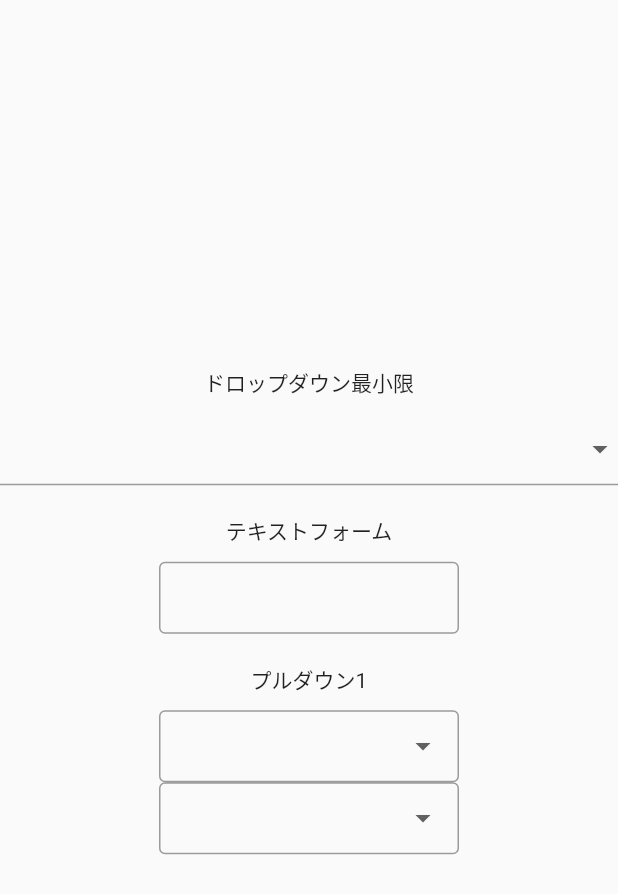
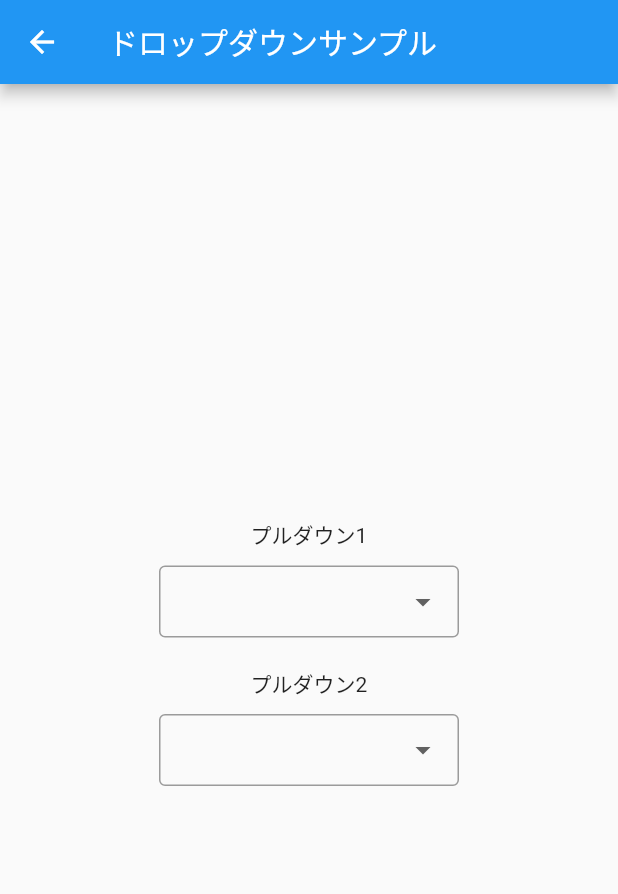
Before and after one commit to beeeyan/flutter_app_sample, a Flutter app: the screen it shows after launch, item 3 of the bottom bar chosen, after a tap on "ドロップダウンサンプル", on a phone screen of 412 x 824 dp. Shown: the top 894 px of the screen. Run offline on Flutter 3.47's test engine with Material 2 defaults, Android fonts, the light colour scheme and no system bars; our stand-ins replace connectivity_plus, dio, flutter_hooks, freezed_annotation, gap, go_router and 3 more; network calls fail.

Commit message:
サンプルを二つのページにわけた

```diff
--- a/lib/feature/drop_down/presentation/drop_down_page.dart
+++ b/lib/feature/drop_down/presentation/drop_down_form_field_page.dart
@@ -4,11 +4,12 @@ import 'package:flutter_app_sample/feature/drop_down/models/item.dart';
 import 'package:gap/gap.dart';
 
 import '../../../util/dropdown_item.dart';
+import '../sample_data.dart';
 
-class DropdownPage extends StatelessWidget {
-  const DropdownPage({super.key});
+class DropdownFromFieldPage extends StatelessWidget {
+  const DropdownFromFieldPage({super.key});
 
-  static const path = 'dropdown';
+  static const path = 'dropdownformfield';
 
   @override
   Widget build(BuildContext context) {
@@ -20,43 +21,14 @@ class DropdownPage extends StatelessWidget {
       },
     ).toList();
     return Scaffold(
+      appBar: AppBar(
+        title: const Text('ドロップダウンサンプル'),
+      ),
       body: Center(
         child: SingleChildScrollView(
           child: Column(
             mainAxisAlignment: MainAxisAlignment.center,
             children: <Widget>[
-              const Text(
-                'ドロップダウン最小限',
-              ),
-              const Gap(10),
-              DropdownButtonFormField(
-                items: itemList
-                    .map(
-                      (item) => DropdownMenuItem(
-                        value: item,
-                        child: Text(
-                          item.name,
-                        ),
-                      ),
-                    )
-                    .toList(),
-                onChanged: (value) => print(value),
-              ),
-              const Gap(20),
-              const Text(
-                'テキストフォーム',
-              ),
-              const Gap(10),
-              SizedBox(
-                width: 200,
-                child: TextFormField(
-                  decoration: const InputDecoration(
-                    contentPadding: EdgeInsets.symmetric(horizontal: 10),
-                    border: OutlineInputBorder(),
-                  ),
-                ),
-              ),
-              const Gap(20),
               const Text(
                 'プルダウン1',
               ),
@@ -82,6 +54,11 @@ class DropdownPage extends StatelessWidget {
                   onChanged: (value) => print(value),
                 ),
               ),
+              const Gap(20),
+              const Text(
+                'プルダウン2',
+              ),
+              const Gap(10),
               CustomDropdownButtonFormField(
                 itemList: itemList2,
                 onChanged: (value) {
@@ -99,9 +76,3 @@ class DropdownPage extends StatelessWidget {
     );
   }
 }
-
-final items = <Map<String, dynamic>>[
-  {'id': 1, 'name': '椅子', 'description': '座るためのもの'},
-  {'id': 2, 'name': 'テーブル', 'description': '食事を置くためのもの'},
-  {'id': 3, 'name': 'ベッド', 'description': '寝るためのもの'},
-];
--- /dev/null
+++ b/lib/feature/drop_down/sample_data.dart
@@ -0,0 +1,5 @@
+final items = <Map<String, dynamic>>[
+  {'id': 1, 'name': '椅子', 'description': '座るためのもの'},
+  {'id': 2, 'name': 'テーブル', 'description': '食事を置くためのもの'},
+  {'id': 3, 'name': 'ベッド', 'description': '寝るためのもの'},
+];
--- a/lib/sample_list.dart
+++ b/lib/sample_list.dart
@@ -1,7 +1,9 @@
 import 'package:flutter/material.dart';
-import 'package:flutter_app_sample/feature/drop_down/presentation/drop_down_page.dart';
+import 'package:flutter_app_sample/feature/drop_down/presentation/drop_down_form_field_page.dart';
 import 'package:gap/gap.dart';
 import 'package:go_router/go_router.dart';
+
+import 'feature/drop_down/presentation/drop_down_type_page.dart';
 
 class SampleListPage extends StatelessWidget {
   const SampleListPage({super.key});
@@ -14,7 +16,12 @@ class SampleListPage extends StatelessWidget {
           children: [
             const Gap(20),
             FilledButton(
-              onPressed: () => context.go('/${DropdownPage.path}'),
+              onPressed: () => context.go('/${DropdownTypePage.path}'),
+              child: const Text('ドロップダウンに関連するWidget'),
+            ),
+            const Gap(20),
+            FilledButton(
+              onPressed: () => context.go('/${DropdownFromFieldPage.path}'),
               child: const Text('ドロップダウンサンプル'),
             )
           ],
--- a/lib/util/go_router.dart
+++ b/lib/util/go_router.dart
@@ -1,10 +1,12 @@
+import 'package:flutter_app_sample/feature/drop_down/presentation/drop_down_type_page.dart';
 import 'package:go_router/go_router.dart';
 import 'package:hooks_riverpod/hooks_riverpod.dart';
 
-import '../feature/drop_down/presentation/drop_down_page.dart';
+import '../feature/drop_down/presentation/drop_down_form_field_page.dart';
 import '../root.dart';
 
-final goRouteProvider = Provider<GoRouter>((ref) {
+final goRouteProvider = Provider<GoRouter>(
+  (ref) {
     return GoRouter(
       routes: [
         GoRoute(
@@ -12,13 +14,16 @@ final goRouteProvider = Provider<GoRouter>((ref) {
           builder: (context, state) => const RootPage(),
           routes: [
             GoRoute(
-            path: DropdownPage.path,
-            builder: (context, state) => const DropdownPage(),
+              path: DropdownFromFieldPage.path,
+              builder: (context, state) => const DropdownFromFieldPage(),
+            ),
+            GoRoute(
+              path: DropdownTypePage.path,
+              builder: (context, state) => const DropdownTypePage(),
             ),
           ],
         ),
       ],
     );
-}
-
+  },
 );
```
Also changed, not shown: lib/feature/drop_down/presentation/drop_down_type_page.dart (added, +67 -0 lines). Lines whose indentation alone changed are shown as unchanged.
